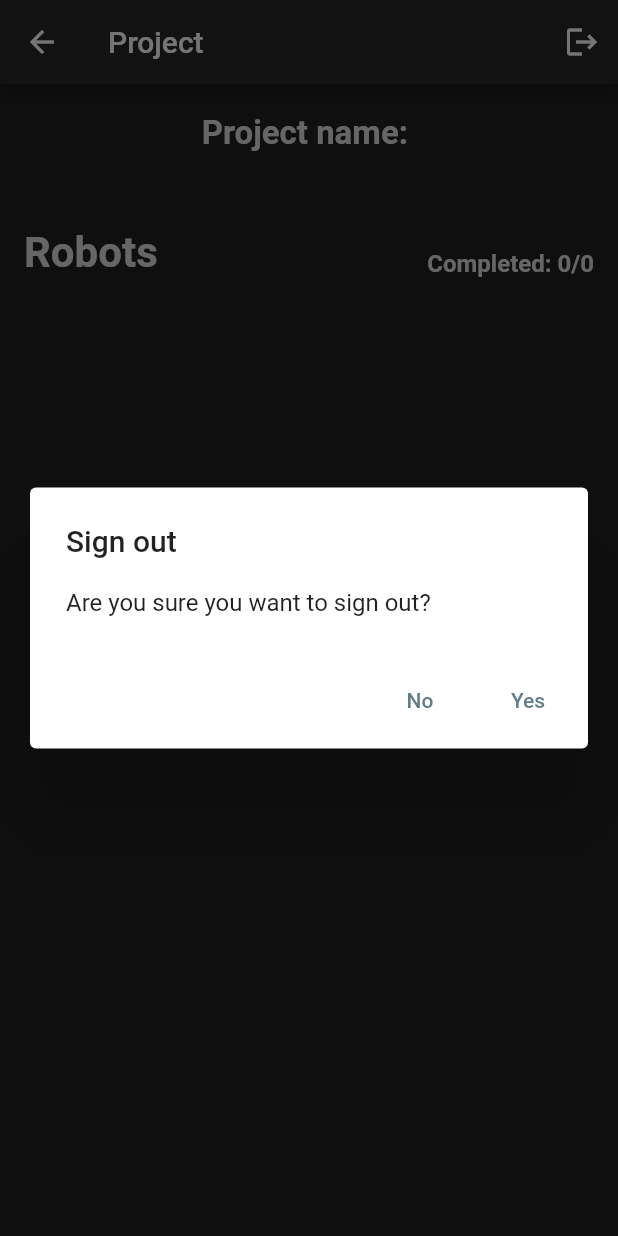
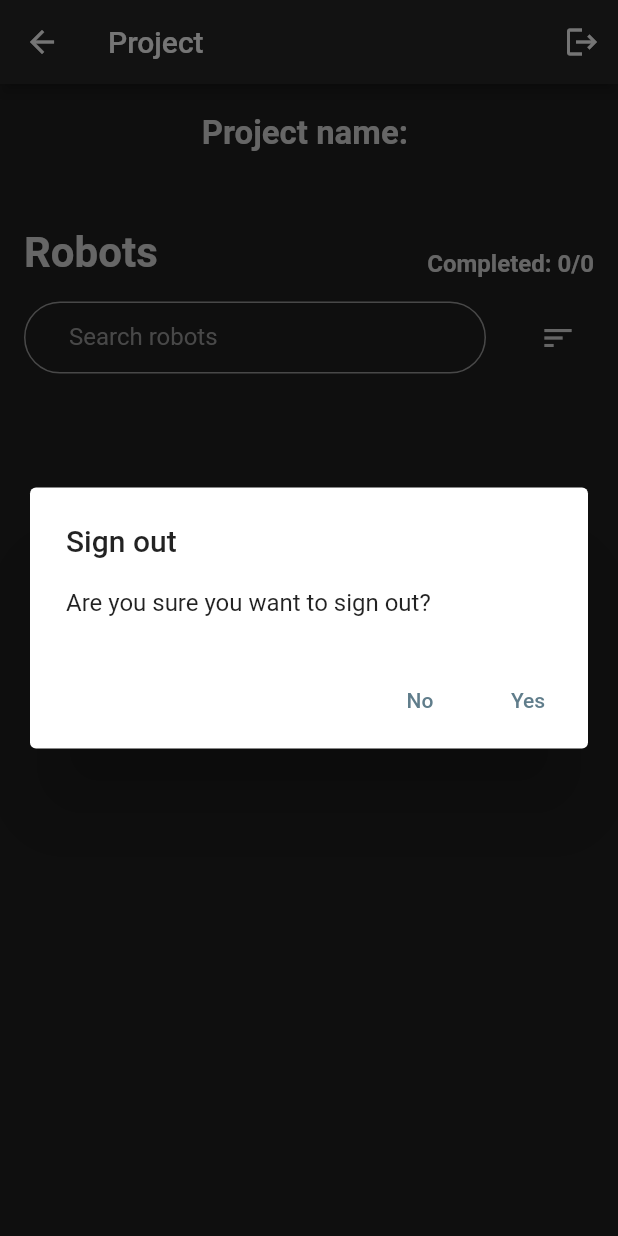
Before and after one commit to Quantonly/RoboWorks, a Flutter app: the RobotsPage screen opened directly with empty values, after a tap on the "logout" icon, on a phone screen of 412 x 824 dp. Run offline on Flutter 3.47's test engine with Material 2 defaults, Android fonts, the phone set to English and light mode, and no system bars; our stand-ins replace cloud_firestore, firebase_auth, firebase_core, firebase_crashlytics, form_field_validator, page_transition and 3 more; accounts and stored records are empty.

Commit message:
Robot provider w/ filter and sort

```diff
--- a/lib/globals/data.dart
+++ b/lib/globals/data.dart
@@ -1,7 +1,5 @@
 import 'package:robo_works/models/project.dart';
-import 'package:robo_works/models/robot.dart';
 
 String displayName = "";
 List<String> grantedProjects = [];
 List<Project> projects = [];
-List<Robot> robots = [];
--- a/lib/main.dart
+++ b/lib/main.dart
@@ -7,6 +7,7 @@ import 'package:flutter/services.dart';
 import 'package:provider/provider.dart';
 
 import 'package:robo_works/pages/authentication/authentication_wrapper.dart';
+import 'package:robo_works/providers/robot_provider.dart';
 import 'package:robo_works/services/authentication.dart';
 
 void main() async {
@@ -26,6 +27,7 @@ class RoboWorks extends StatelessWidget {
     ]);
     return MultiProvider(
       providers: [
+        ChangeNotifierProvider(create: (_) => RobotProvider()),
         Provider<AuthenticationService>(
           create: (_) => AuthenticationService(FirebaseAuth.instance),
         ),
--- a/lib/pages/robots.dart
+++ b/lib/pages/robots.dart
@@ -1,12 +1,14 @@
 import 'package:flutter/material.dart';
 import 'package:page_transition/page_transition.dart';
+import 'package:provider/provider.dart';
 import 'package:robo_works/dialogs/sign_out_dialog.dart';
+import 'package:robo_works/dialogs/sort_dialog.dart';
 import 'package:robo_works/glow_behavior.dart';
 import 'package:robo_works/models/project.dart';
 import 'package:robo_works/models/robot.dart';
 import 'package:robo_works/pages/robot_details.dart';
-import 'package:robo_works/services/database/robot_service.dart';
-import 'package:robo_works/globals/data.dart' as data;
+import 'package:robo_works/providers/robot_provider.dart';
+import 'package:robo_works/globals/style.dart' as style;
 
 enum Status { retrieving, retrieved }
 
@@ -19,8 +21,16 @@ class RobotsPage extends StatefulWidget {
 }
 
 class _RobotsPageState extends State<RobotsPage> {
+  List<Robot> robots = [];
   Status status = Status.retrieving;
+  String sort = "Percentage ↑";
   int totalCompleted = 0;
+  List<String> dropDown = <String>[
+    "Name ↓",
+    "Name ↑",
+    "Percentage ↓",
+    "Percentage ↑"
+  ];
 
   @override
   void initState() {
@@ -30,14 +40,11 @@ class _RobotsPageState extends State<RobotsPage> {
     super.initState();
   }
 
-  Future<List<Robot>> _fetchRobots() async {
-    List<Robot> robots =
-        await RobotService(projectId: widget.project.id).getRobots();
-    data.robots = robots;
+  Future<void> _fetchRobots() async {
+    context.read<RobotProvider>().setRobots(widget.project.id);
     setState(() {
       status = Status.retrieved;
     });
-    return robots;
   }
 
   Widget getInfo(Status newStatus) {
@@ -60,9 +67,9 @@ class _RobotsPageState extends State<RobotsPage> {
               child: ListView.builder(
                 physics: const BouncingScrollPhysics(
                     parent: AlwaysScrollableScrollPhysics()),
-                itemCount: data.robots.length,
+                itemCount: robots.length,
                 itemBuilder: (context, index) {
-                  Robot robot = data.robots[index];
+                  Robot robot = robots[index];
                   int percentage = robot.percentage;
                   String currentPhase = robot.getCurrentPhase();
                   Color titleColor = const Color.fromRGBO(223, 223, 223, 1);
@@ -81,7 +88,10 @@ class _RobotsPageState extends State<RobotsPage> {
                           child: RobotDetailsPage(
                               project: widget.project, robot: robot),
                         ),
-                      ).then((value) => setState(() {}));
+                      ).then(
+                        (value) =>
+                            context.read<RobotProvider>().sortRobots(sort),
+                      );
                     },
                     child: Padding(
                       padding: const EdgeInsets.symmetric(horizontal: 8.0),
@@ -140,13 +150,14 @@ class _RobotsPageState extends State<RobotsPage> {
 
   void countCompleted() {
     totalCompleted = 0;
-    for (var robot in data.robots) {
+    for (var robot in robots) {
       if (robot.percentage == 100) totalCompleted++;
     }
   }
 
   @override
   Widget build(BuildContext context) {
+    robots = context.watch<RobotProvider>().filteredRobots;
     countCompleted();
     return Scaffold(
       appBar: AppBar(
@@ -207,11 +218,50 @@ class _RobotsPageState extends State<RobotsPage> {
               Padding(
                 padding: const EdgeInsets.only(right: 16),
                 child: Text(
-                  "Completed: " + totalCompleted.toString() + "/" + data.robots.length.toString(),
+                  "Completed: " +
+                      totalCompleted.toString() +
+                      "/" +
+                      robots.length.toString(),
                   style: const TextStyle(
                       fontSize: 16,
                       fontWeight: FontWeight.bold,
                       color: Color.fromRGBO(223, 223, 223, 1)),
+                ),
+              ),
+            ],
+          ),
+          Row(
+            children: [
+              Expanded(
+                child: Padding(
+                  padding:
+                      const EdgeInsets.only(left: 16.0, top: 16.0, right: 24),
+                  child: TextFormField(
+                    initialValue: context.read<RobotProvider>().currentFilter,
+                    decoration: style.getTextFieldDecoration('Search robots'),
+                    onChanged: (value) {
+                      context.read<RobotProvider>().filterRobots(value);
+                    },
+                    style: const TextStyle(
+                      color: Colors.white,
+                    ),
+                  ),
+                ),
+              ),
+              Padding(
+                padding: const EdgeInsets.only(right: 16.0, top: 16.0),
+                child: IconButton(
+                  color: const Color.fromRGBO(223, 223, 223, 1),
+                  icon: const Icon(Icons.sort),
+                  tooltip: 'Sort',
+                  onPressed: () {
+                    showDialog(
+                      context: context,
+                      builder: (BuildContext context) => SortDialog(
+                        dropDown: dropDown,
+                      ),
+                    );
+                  },
                 ),
               ),
             ],
--- /dev/null
+++ b/lib/providers/robot_provider.dart
@@ -0,0 +1,64 @@
+import 'package:flutter/material.dart';
+import 'package:robo_works/models/robot.dart';
+import 'package:robo_works/services/database/robot_service.dart';
+
+class RobotProvider with ChangeNotifier {
+  List<Robot> _robots = [];
+  List<Robot> _filteredRobots = [];
+  String currentFilter = "";
+  String currentSort = "Percentage ↑";
+
+  dynamic get robots => _robots;
+  dynamic get filteredRobots => _filteredRobots;
+
+  void setRobots(String projectId) async {
+    List<Robot> robots = await RobotService(projectId: projectId).getRobots();
+    _robots = robots;
+    _filteredRobots = robots;
+    sortRobots(currentSort);
+  }
+
+  void filterRobots(filter) {
+    if (filter == "") {
+      _filteredRobots = _robots;
+    } else {
+      _filteredRobots = _robots
+          .where((robot) => robot.name
+              .toLowerCase()
+              .contains(filter.toString().toLowerCase()))
+          .toList();
+    }
+    currentFilter = filter;
+    sortRobots(currentSort);
+  }
+
+  void sortRobots(sort) {
+    switch (sort) {
+      case "Name ↓": {
+        _filteredRobots.sort((a, b) => b.name.compareTo(a.name));
+      }
+      break;
+      case "Name ↑": {
+        _filteredRobots.sort((a, b) => a.name.compareTo(b.name));
+      }
+      break;
+      case "Percentage ↓": {
+        _filteredRobots.sort((a, b) => b.percentage.compareTo(a.percentage));
+      }
+      break;
+      case "Percentage ↑": {
+        _filteredRobots.sort((a, b) => a.percentage.compareTo(b.percentage));
+      }
+      break;
+      case "New-Old": {
+        //
+      }
+      break;
+      case "Old-New": {
+        //
+      }
+    }
+    currentSort = sort;
+    notifyListeners();
+  }
+}
```
Also changed, not shown: lib/dialogs/sort_dialog.dart (added, +27 -0 lines).
